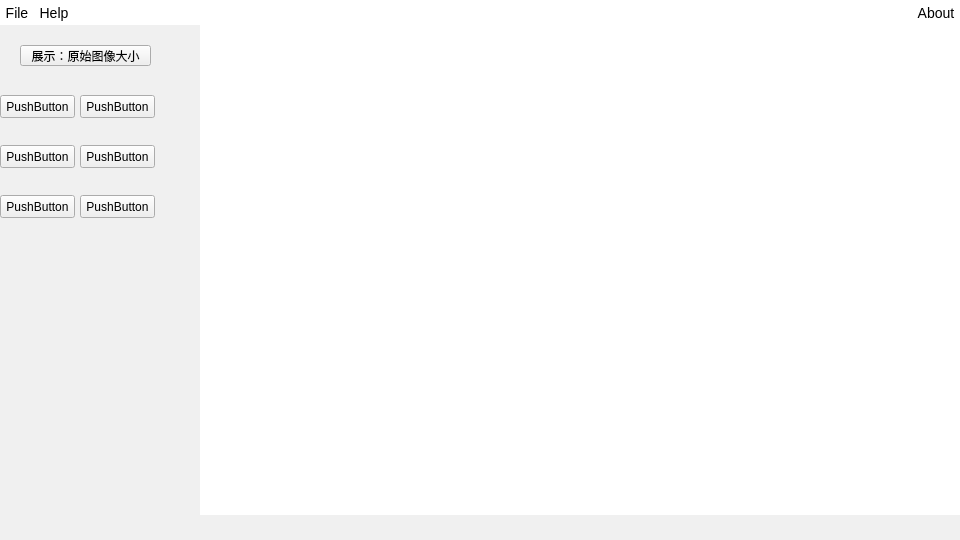
Old version of the form widget.ui in the repository crazyBeliever-He/LOWPOLY.
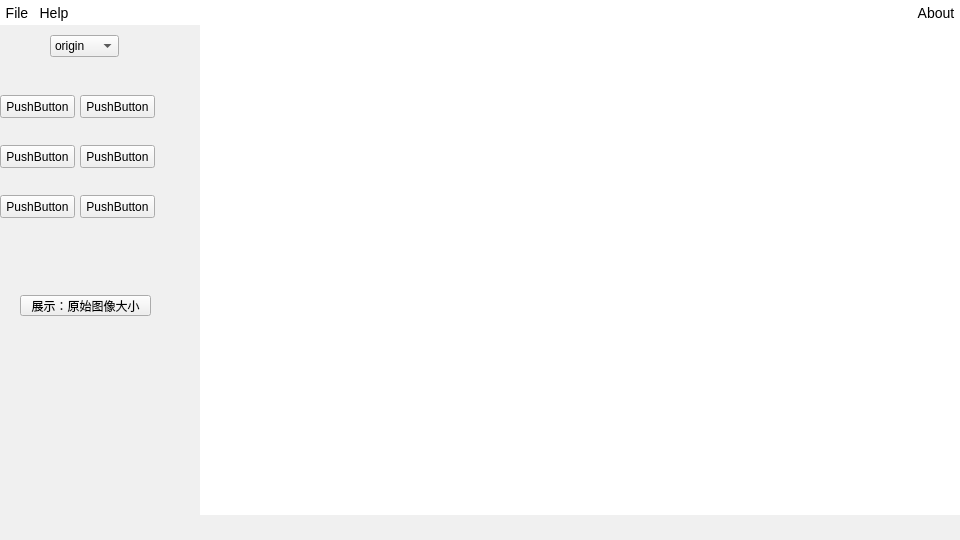
New version of the form. Icons and pictures are not drawn.

Diff of the .ui file:
```diff
--- a/widget.ui
+++ b/widget.ui
@@ -364,7 +364,7 @@
          <property name="geometry">
           <rect>
            <x>20</x>
-           <y>20</y>
+           <y>270</y>
            <width>131</width>
            <height>21</height>
           </rect>
@@ -451,6 +451,36 @@
           <string>PushButton</string>
          </property>
         </widget>
+        <widget class="QComboBox" name="comboBox">
+         <property name="geometry">
+          <rect>
+           <x>50</x>
+           <y>10</y>
+           <width>69</width>
+           <height>22</height>
+          </rect>
+         </property>
+         <item>
+          <property name="text">
+           <string>origin</string>
+          </property>
+         </item>
+         <item>
+          <property name="text">
+           <string>gray</string>
+          </property>
+         </item>
+         <item>
+          <property name="text">
+           <string>blur</string>
+          </property>
+         </item>
+         <item>
+          <property name="text">
+           <string>outline</string>
+          </property>
+         </item>
+        </widget>
        </widget>
       </item>
      </layout>
```
Left out of the diff: 2 changed lines with no effect on the pictures.
